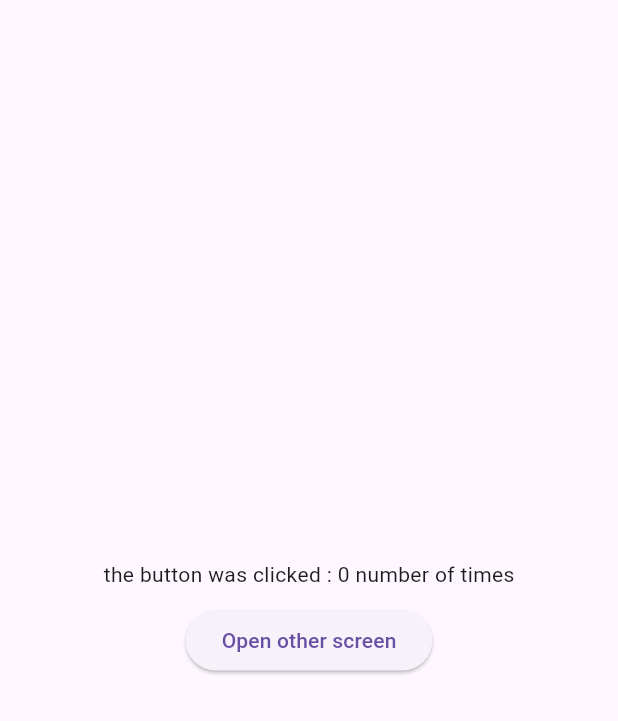
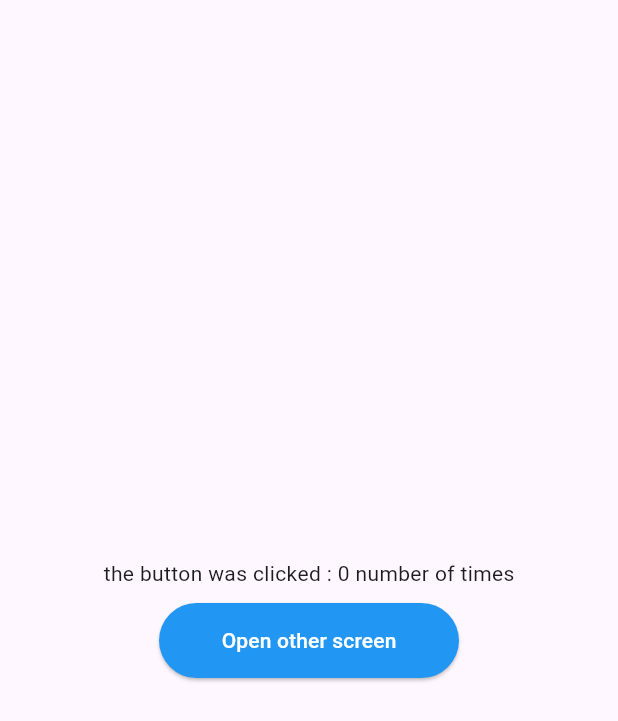
Before and after one commit to MRNOONE333/flutter-getX-implementation, a Flutter app: the screen it shows after launch, after a tap on "Open other screen", on a phone screen of 412 x 824 dp. Shown: the top 721 px of the screen. Run offline on Flutter 3.47's test engine with Material 3 defaults, Android fonts, the phone set to English and light mode, and no system bars; our stand-ins replace get.

Commit message:
ui changes

```diff
--- a/lib/screens/Home.dart
+++ b/lib/screens/Home.dart
@@ -16,11 +16,20 @@ class HomeScreen extends StatelessWidget {
             SizedBox(
               height: 10,
             ),
-            ElevatedButton(
-                onPressed: () {
-                  Get.to(OtherScreen());
-                },
-                child: Text('Open other screen'))
+            Container(
+              width: 200,
+              height: 50,
+              child: ElevatedButton(
+                  style: ElevatedButton.styleFrom(
+                    primary: Colors.blue, // Background color
+                    onPrimary: Colors.white, // Text color
+                    minimumSize: Size(200, 50), // Width and height
+                  ),
+                  onPressed: () {
+                    Get.to(OtherScreen());
+                  },
+                  child: Text('Open other screen')),
+            )
           ]),
         ),
       ),
--- a/lib/screens/other.dart
+++ b/lib/screens/other.dart
@@ -17,10 +17,20 @@ class OtherScreen extends StatelessWidget {
             SizedBox(
               height: 10,
             ),
-            ElevatedButton(onPressed: () {
-              Get.back();
-            },
-                child: Text('Open other screen')),
+            Container(
+              width: 200, // Set the width you want
+              height: 50,
+              child: ElevatedButton(style: ElevatedButton.styleFrom(
+                primary: Colors.blue, // Background color
+                onPrimary: Colors.white, // Text color
+                minimumSize: Size(200, 50), // Width and height
+              ),
+                  onPressed: () {
+
+                Get.back();
+              },
+                  child: Text('Open other screen')),
+            ),
           ],
         ),
       ),
```
